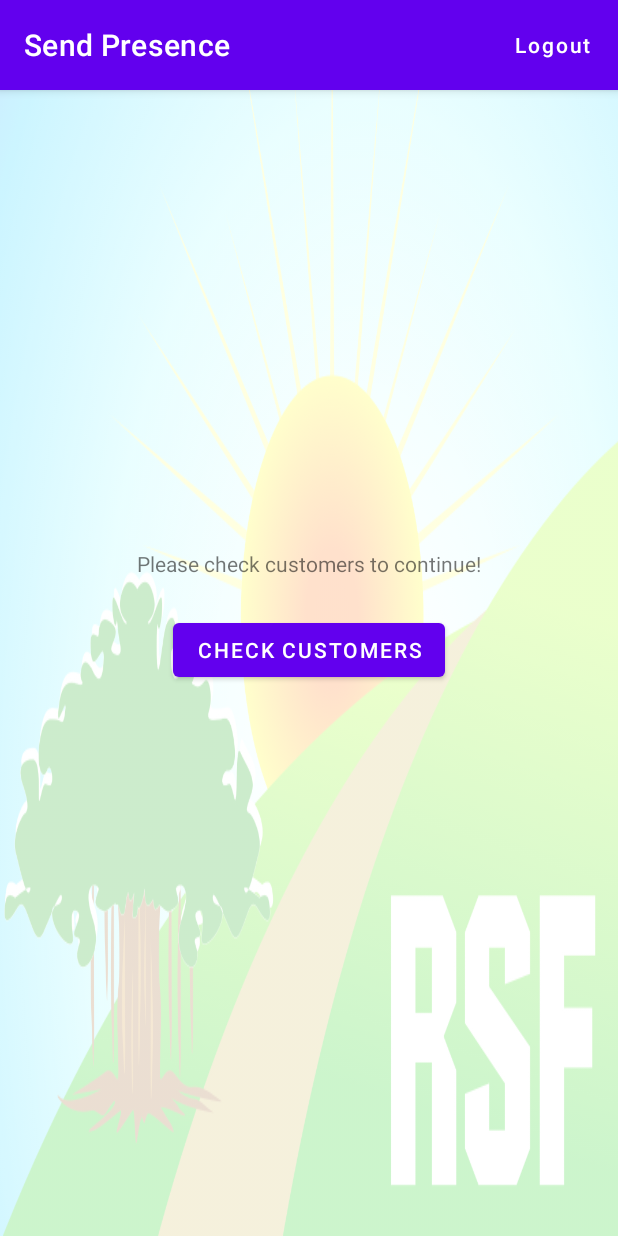
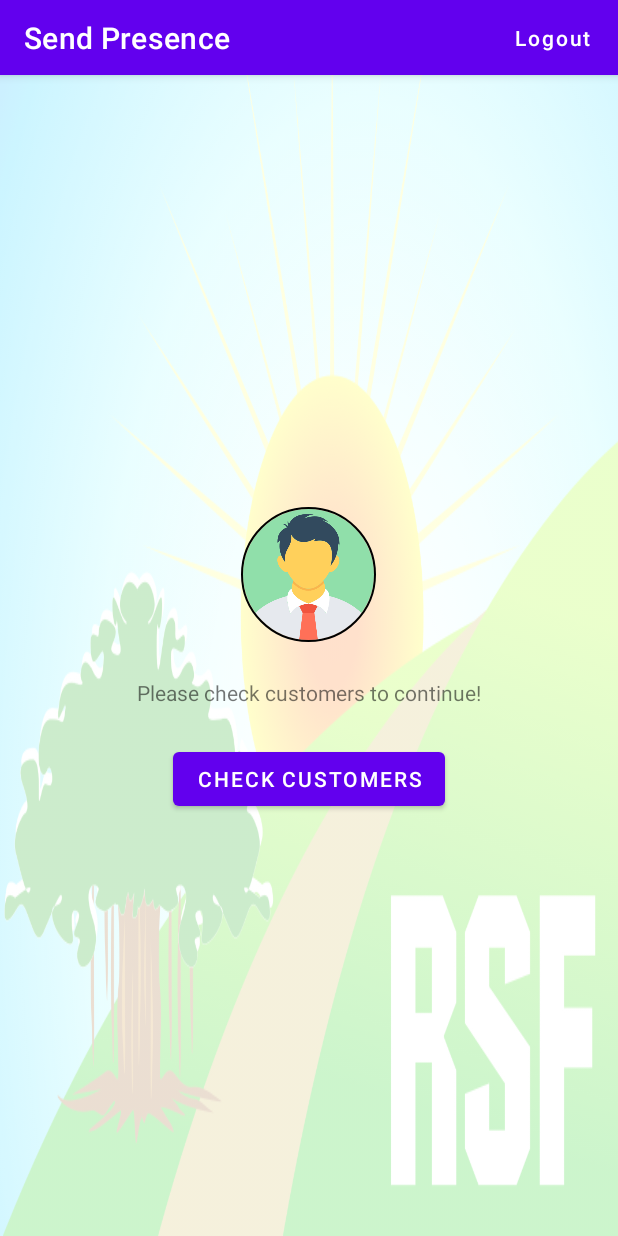
Before and after one commit to shahad-mahmud/rsf_attendence, an Android app: the ActivitySendPresence screen opened directly, with no data from a screen before it, on a phone screen of 412 x 824 dp. Run offline under Robolectric (Android 15) with nearby library versions, the phone set to English and light mode, and no system bars; our stand-ins replace CircleImageView, Volley.

Commit message:
on resume session check added

```diff
--- a/app/build.gradle
+++ b/app/build.gradle
@@ -23,13 +23,15 @@ android {
 
 dependencies {
     implementation fileTree(dir: "libs", include: ["*.jar"])
-    implementation 'androidx.appcompat:appcompat:1.1.0'
+    implementation 'androidx.appcompat:appcompat:1.2.0'
     implementation 'androidx.constraintlayout:constraintlayout:1.1.3'
     implementation 'androidx.navigation:navigation-fragment:2.3.0'
     implementation 'androidx.navigation:navigation-ui:2.3.0'
     testImplementation 'junit:junit:4.12'
     androidTestImplementation 'androidx.test.ext:junit:1.1.1'
     androidTestImplementation 'androidx.test.espresso:espresso-core:3.2.0'
+
+    implementation 'de.hdodenhof:circleimageview:3.1.0'
 
     //material design
     implementation 'com.google.android.material:material:1.3.0-alpha02'
--- a/app/src/main/java/com/shahad/rsfattendence/ActivitySendPresence.java
+++ b/app/src/main/java/com/shahad/rsfattendence/ActivitySendPresence.java
@@ -3,6 +3,7 @@ package com.shahad.rsfattendence;
 import android.Manifest;
 import android.annotation.SuppressLint;
 import android.app.Activity;
+import android.app.AlertDialog;
 import android.content.Context;
 import android.content.DialogInterface;
 import android.content.Intent;
@@ -62,6 +63,10 @@ public class ActivitySendPresence extends AppCompatActivity {
 
     private static final String SHARED_PREF_FILE_NAME = "sharedPrefForLogIn";
     private static final String SHARED_PREF_KEY_IS_LOGGED_IN = "loginStatus";
+    private static final String SHARED_PREF_KEY_LOGIN_TIME = "loginTime";
+
+    private static final int AUTO_LOGIN_DURATION = 1800000; // automatic login if last login time was
+    // less than 30 minutes.
     private static final int BACK_PRESS_TIME_INTERVAL = 2500; // time in milliseconds
 
     private static final int REQ_CODE_PANEL = 513;
@@ -589,4 +594,52 @@ public class ActivitySendPresence extends AppCompatActivity {
                 break;
         }
     }
+
+    @Override
+    protected void onResume() {
+        super.onResume();
+
+        Log.d(TAG, "onResume call");
+
+        sharedPreferences = getSharedPreferences(SHARED_PREF_FILE_NAME, MODE_PRIVATE);
+        long lastLogTime = sharedPreferences.getLong(SHARED_PREF_KEY_LOGIN_TIME, 0);
+
+        if (!(System.currentTimeMillis() - lastLogTime < AUTO_LOGIN_DURATION &&
+                sharedPreferences.getBoolean(SHARED_PREF_KEY_IS_LOGGED_IN, false))) {
+            // session expired
+            SharedPreferences.Editor editor = sharedPreferences.edit();
+            editor.putBoolean(SHARED_PREF_KEY_IS_LOGGED_IN, false);
+            editor.apply();
+
+            AlertDialog.Builder builder = new AlertDialog.Builder(ActivitySendPresence.this);
+
+            builder.setTitle("Session Expired")
+                    .setMessage("The current session has expired. Please login again!")
+                    .setCancelable(false)
+                    .setIcon(R.drawable.ic_cross)
+                    .setPositiveButton(
+                            "Okay",
+                            new DialogInterface.OnClickListener() {
+                                @Override
+                                public void onClick(DialogInterface dialog, int which) {
+                                    Intent intent = new Intent(ActivitySendPresence.this, ActivityLogin.class);
+                                    startActivity(intent);
+                                    finish();
+                                }
+                            }
+                    )
+                    .setNegativeButton(
+                            "Cancel",
+                            new DialogInterface.OnClickListener() {
+                                @Override
+                                public void onClick(DialogInterface dialog, int which) {
+                                    finish();
+                                }
+                            }
+                    );
+
+            builder.create().show();
+        }
+
+    }
 }
--- a/app/src/main/res/layout/activity_presence.xml
+++ b/app/src/main/res/layout/activity_presence.xml
@@ -3,14 +3,13 @@
     xmlns:app="http://schemas.android.com/apk/res-auto"
     android:layout_width="match_parent"
     android:layout_height="match_parent"
-    android:alpha="01"
     android:animateLayoutChanges="true"
     android:background="@drawable/activity_back">
 
     <com.google.android.material.appbar.MaterialToolbar
         android:id="@+id/presence_toolbar"
         android:layout_width="match_parent"
-        android:layout_height="60dp"
+        android:layout_height="50dp"
         android:background="@color/colorPrimary"
         android:elevation="4dp"
         app:title="Send Presence"
@@ -23,29 +22,46 @@
             android:layout_height="wrap_content"
             android:layout_gravity="end"
             android:gravity="center"
+            android:minHeight="0dp"
             android:text="@string/logout"
             android:textAllCaps="false"
-            android:textColor="@color/white"
-            app:iconGravity="end"
-            app:iconSize="40dp" />
+            android:textColor="@color/white" />
 
     </com.google.android.material.appbar.MaterialToolbar>
 
     <ScrollView
         android:layout_width="wrap_content"
         android:layout_height="wrap_content"
-        android:layout_centerInParent="true">
+        android:layout_centerInParent="true"
+        android:animateLayoutChanges="true"
+        android:fadingEdge="none"
+        android:fillViewport="true"
+        android:paddingTop="50dp">
 
         <RelativeLayout
             android:layout_width="wrap_content"
             android:layout_height="wrap_content"
             android:animateLayoutChanges="true">
 
+            <de.hdodenhof.circleimageview.CircleImageView
+                android:id="@+id/presence_image"
+                android:layout_width="90dp"
+                android:layout_height="90dp"
+                android:layout_centerHorizontal="true"
+                android:layout_marginTop="8dp"
+                android:elevation="1.5dp"
+                android:src="@drawable/avatar"
+                app:civ_border_color="@color/black"
+                app:civ_border_overlay="true"
+                app:civ_border_width="1.5dp" />
+
             <TextView
                 android:id="@+id/presence_prompt_text"
                 android:layout_width="wrap_content"
                 android:layout_height="wrap_content"
+                android:layout_below="@id/presence_image"
                 android:layout_centerHorizontal="true"
+                android:layout_marginTop="24dp"
                 android:text="@string/please_check_customers_to_continue" />
 
             <RelativeLayout
```
Also changed, not shown: app/src/main/res/drawable/avatar.png (added), app/src/main/res/drawable/cloud_avatar.png (added), 147 other files.
